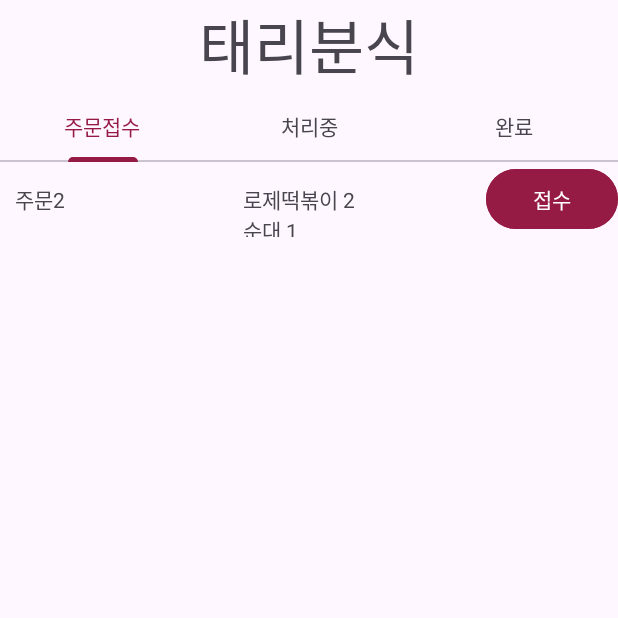
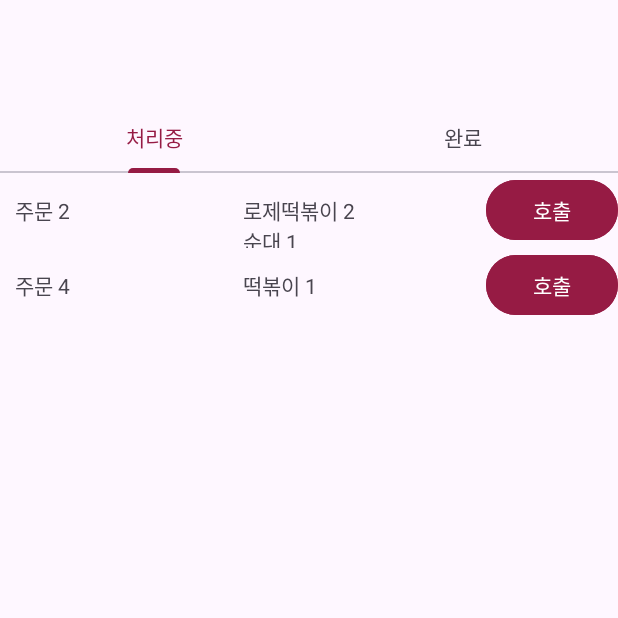
Before and after one commit to FongleDS/MiniAdminApp, an Android app: the OrderActivity screen opened directly, with no data from a screen before it, on a phone screen of 412 x 824 dp, the top half of it. Run offline under Robolectric (Android 15) with nearby library versions, the phone set to English and light mode, and no system bars; libraries missing offline, so code that uses them is left out: io.socket.client, io.socket.emitter; 3 statements that could not run were skipped.

Commit message:
231001update

```diff
--- a/app/src/main/AndroidManifest.xml
+++ b/app/src/main/AndroidManifest.xml
@@ -6,6 +6,7 @@
     <uses-permission android:name="android.permission.WRITE_EXTERNAL_STORAGE" android:required="true"/>
 
     <application
+        android:usesCleartextTraffic="true"
         android:allowBackup="true"
         android:dataExtractionRules="@xml/data_extraction_rules"
         android:fullBackupContent="@xml/backup_rules"
--- a/app/src/main/java/com/example/miniadminapp/LoginActivity.java
+++ b/app/src/main/java/com/example/miniadminapp/LoginActivity.java
@@ -64,8 +64,8 @@ public class LoginActivity extends AppCompatActivity {
                 .add("RestID", RestID)
                 .build();
         Request request = new Request.Builder()
-                // .url("http://192.168.0.142:5000/get_password")
-                .url("http://10.0.2.2:5000/getRestPassword")
+                .url("http://192.168.0.142:5000/get_password")
+                // .url("http://10.0.2.2:5000/getRestPassword")
                 .post(formBody)
                 .build();
         client.newCall(request).enqueue(new Callback() {
--- a/app/src/main/java/com/example/miniadminapp/OrderActivity.java
+++ b/app/src/main/java/com/example/miniadminapp/OrderActivity.java
@@ -44,11 +44,9 @@ public class OrderActivity extends AppCompatActivity {
     private OrdersPagerAdapter pagerAdapter;
     private OrderManager orderManager;
     private TextView RestName;
-    ArrayList infoList = new ArrayList();
-    String orderID;
-    String menuID;
-    String stdID;
-    String menuName;
+    // private List<Order> orderList = new ArrayList<>();
+
+    // String menuName, OrderestID, orderID, menuID, stdID;
 
     Socket mSocket;
 
@@ -112,7 +110,6 @@ public class OrderActivity extends AppCompatActivity {
     }
 
     public enum OrderCategory {
-        READY,
         PROCESS,
         COMPLETE
     }
@@ -120,7 +117,6 @@ public class OrderActivity extends AppCompatActivity {
     public class OrderManager {
         private List<Order> orderList = new ArrayList<>();
 
-        // OrderManager(String menuName, String orderID, String quantity) {
         OrderManager() {
             // 주문 목록 초기화 예시
             List<OrderItem> orderItems;
@@ -132,7 +128,7 @@ public class OrderActivity extends AppCompatActivity {
             orderItems = new ArrayList<>();
             orderItems.add(new OrderItem("로제떡볶이","2"));
             orderItems.add(new OrderItem("순대","1"));
-            orderList.add(new Order("주문2", OrderCategory.READY, orderItems));
+            orderList.add(new Order("주문 2", OrderCategory.PROCESS, orderItems));
 
             // orderItems = new ArrayList<>();
             // orderItems.add(new OrderItem("옛날떡볶이",1));
@@ -150,6 +146,12 @@ public class OrderActivity extends AppCompatActivity {
             return resultList;
         }
 
+        public void addOrder(String orderID, String menuName, String quantity) {
+            String orderIDs = "주문 " + orderID;
+            List<OrderItem> orderItems = new ArrayList<>();
+            orderItems.add(new OrderItem(menuName, quantity));
+            orderList.add(new Order(orderIDs, OrderCategory.PROCESS, orderItems));
+        }
     }
 
     @Override
@@ -181,7 +183,6 @@ public class OrderActivity extends AppCompatActivity {
                 break;
         }
 
-
         try {
             mSocket = IO.socket("http://10.0.2.2:5000");
         } catch (URISyntaxException e) {
@@ -194,25 +195,36 @@ public class OrderActivity extends AppCompatActivity {
                 JSONObject data = (JSONObject) args[0];
                 System.out.println(data);
                 try {
-                    orderID = data.getString("orderID");
-                    menuID = data.getString("MenuID");
-                    stdID = data.getString("StdID");
-                    getmenuName(menuID);
+                    String orderID = data.getString("orderID");
+                    String menuID = data.getString("MenuID");
+                    String stdID = data.getString("StdID");
+                    String restID = data.getString("RestID");
+                    String menuName = getmenuName(menuID);
+                    if (RestID.equals(restID)) {
+                        orderManager.addOrder(orderID, menuName, "1");
+
+                        // List<OrderItem> OrderItems = new ArrayList<>();
+
+                        // OrderItems.add(new OrderItem(menuName, "1"));
+                        // orderList.add(new Order(orderID, OrderCategory.READY, OrderItems));
+                    }
                 } catch (JSONException e) {
                     e.printStackTrace();
                 }
             }
         });
 
-        //this.orderManager = new OrderManager(menuName, orderID, "1");
         this.orderManager = new OrderManager();
+
+        orderManager.addOrder("4", "떡볶이", "1");
+
 
         tabLayout = findViewById(R.id.tabLayout);
         viewPager = findViewById(R.id.viewPager);
         pagerAdapter = new OrdersPagerAdapter(getSupportFragmentManager());
 
         // 프래그먼트 추가: "주문접수", "처리중", "완료" 등
-        pagerAdapter.addFragment(new ProgressFragment(OrderCategory.READY, orderManager, notiHandle), "주문접수");
+        // pagerAdapter.addFragment(new ProgressFragment(OrderCategory.READY, orderManager, notiHandle), "주문접수");
         pagerAdapter.addFragment(new ProgressFragment(OrderCategory.PROCESS, orderManager, notiHandle), "처리중");
         pagerAdapter.addFragment(new ProgressFragment(OrderCategory.COMPLETE, orderManager, notiHandle), "완료");
 
@@ -238,9 +250,6 @@ public class OrderActivity extends AppCompatActivity {
         });
 
         tabLayout.setupWithViewPager(viewPager);
-
-
-
     }
 
 
@@ -298,7 +307,8 @@ public class OrderActivity extends AppCompatActivity {
     }
 
     OkHttpClient client = new OkHttpClient();
-    public void getmenuName(String menuID) {
+    public String getmenuName(String menuID) {
+        final String[] menuName = new String[1];
         RequestBody formBody = new FormBody.Builder()
                 .add("menuID", menuID)
                 .build();
@@ -319,9 +329,7 @@ public class OrderActivity extends AppCompatActivity {
                         JSONObject jsonObject = new JSONObject(responseBody);
                         if (jsonObject.has("Menu")) {
                             String menu = jsonObject.getString("Menu");
-                            runOnUiThread(() -> {
-                                menuName = menu;
-                            });
+                            menuName[0] = menu;
                         } else if (jsonObject.has("error")) {
                             String error = jsonObject.getString("error");
                             runOnUiThread(() -> {
@@ -334,5 +342,6 @@ public class OrderActivity extends AppCompatActivity {
                 }
             }
         });
+        return menuName[0];
     }
 }
--- a/app/src/main/java/com/example/miniadminapp/ProgressFragment.java
+++ b/app/src/main/java/com/example/miniadminapp/ProgressFragment.java
@@ -55,9 +55,9 @@ public class ProgressFragment extends Fragment {
 
         // 어댑터 초기화
         switch (category) {
-            case READY:
-                adapter = new OrderAdapter(orderManager, OrderActivity.OrderCategory.READY, R.layout.list_item, handler);
-                break;
+            // case READY:
+                // adapter = new OrderAdapter(orderManager, OrderActivity.OrderCategory.READY, R.layout.list_item, handler);
+                // break;
             case PROCESS:
                 adapter = new OrderAdapter(orderManager, OrderActivity.OrderCategory.PROCESS, R.layout.list_item2, handler);
                 break;
@@ -130,10 +130,10 @@ public class ProgressFragment extends Fragment {
                 super(itemView);
                 orderNameTextView = itemView.findViewById(R.id.orderNameTextView);
                 menuTextView = itemView.findViewById(R.id.menuTextView);
-                checkbtn = itemView.findViewById(R.id.checkbtn);
+                // checkbtn = itemView.findViewById(R.id.checkbtn);
                 callbtn = itemView.findViewById(R.id.callbtn);
 
-                // checkbtn 버튼 클릭 이벤트 처리
+/*
                 if (checkbtn != null) {
                     checkbtn.setOnClickListener(new View.OnClickListener() {
                         @Override
@@ -147,16 +147,19 @@ public class ProgressFragment extends Fragment {
                         }
                     });
                 }
+ */
+
                 // 호출 버튼 클릭 이벤트 처리
                 if (callbtn != null) {
                     callbtn.setOnClickListener(new View.OnClickListener() {
                         @Override
                         public void onClick(View v) {
-                            updatestat(orderID, 1);
                             int position = getAdapterPosition();
                             if (position != RecyclerView.NO_POSITION) {
                                 OrderActivity.Order order = orderList.get(position);
                                 order.setCategory(OrderActivity.OrderCategory.COMPLETE);
+
+                                updatestat(order.getOrderName(), "1");
                                 adapter.notifyDataSetChanged();
                             }
                         }
--- a/app/src/main/res/layout/activity_order.xml
+++ b/app/src/main/res/layout/activity_order.xml
@@ -10,9 +10,13 @@
         android:id="@+id/RestName"
         android:layout_width="match_parent"
         android:layout_height="wrap_content"
-        android:text="태리분식"
+        android:text=""
         android:gravity="center"
-        android:textSize="40dp"/>
+        android:layout_marginTop="10dp"
+        android:textSize="35dp"
+        android:textStyle="bold"
+        android:textColor="#961B44"
+        android:layout_marginBottom="10dp"/>
 
     <com.google.android.material.tabs.TabLayout
         android:id="@+id/tabLayout"
--- a/app/src/main/res/xml/network_security_config.xml
+++ b/app/src/main/res/xml/network_security_config.xml
@@ -2,5 +2,6 @@
 <network-security-config>
     <domain-config cleartextTrafficPermitted="true">
         <domain includeSubdomains="true">10.0.2.2</domain>
+        <domain includeSubdomains="true">192.168.0.142</domain>
     </domain-config>
 </network-security-config>
```
